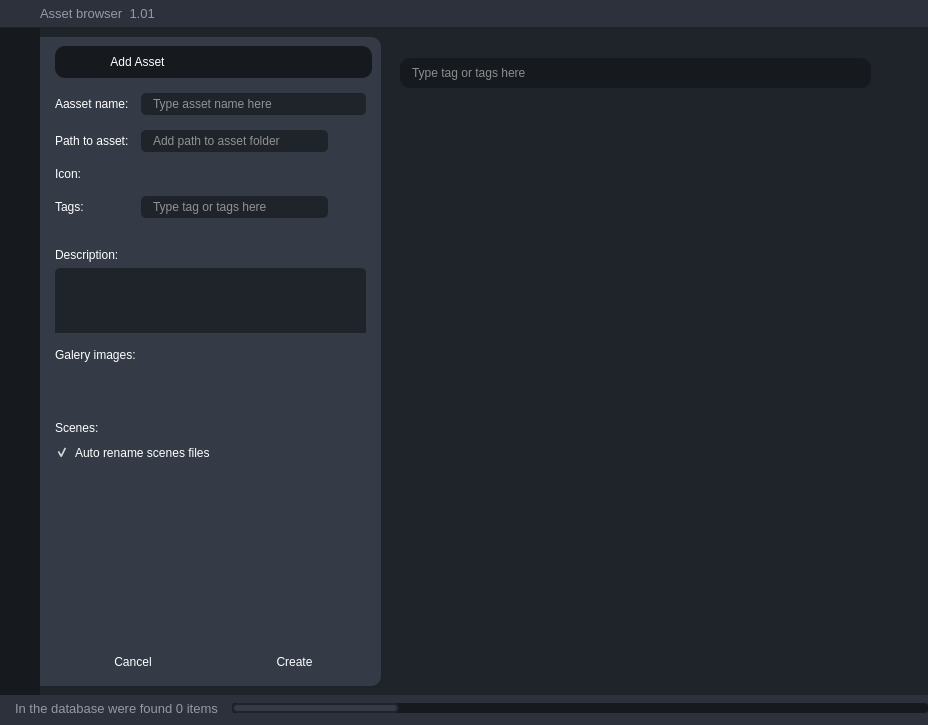
The window that UI/Ui_MainWindow.ui (andreikin/asset_browser) describes before a commit, drawn with Qt 5.
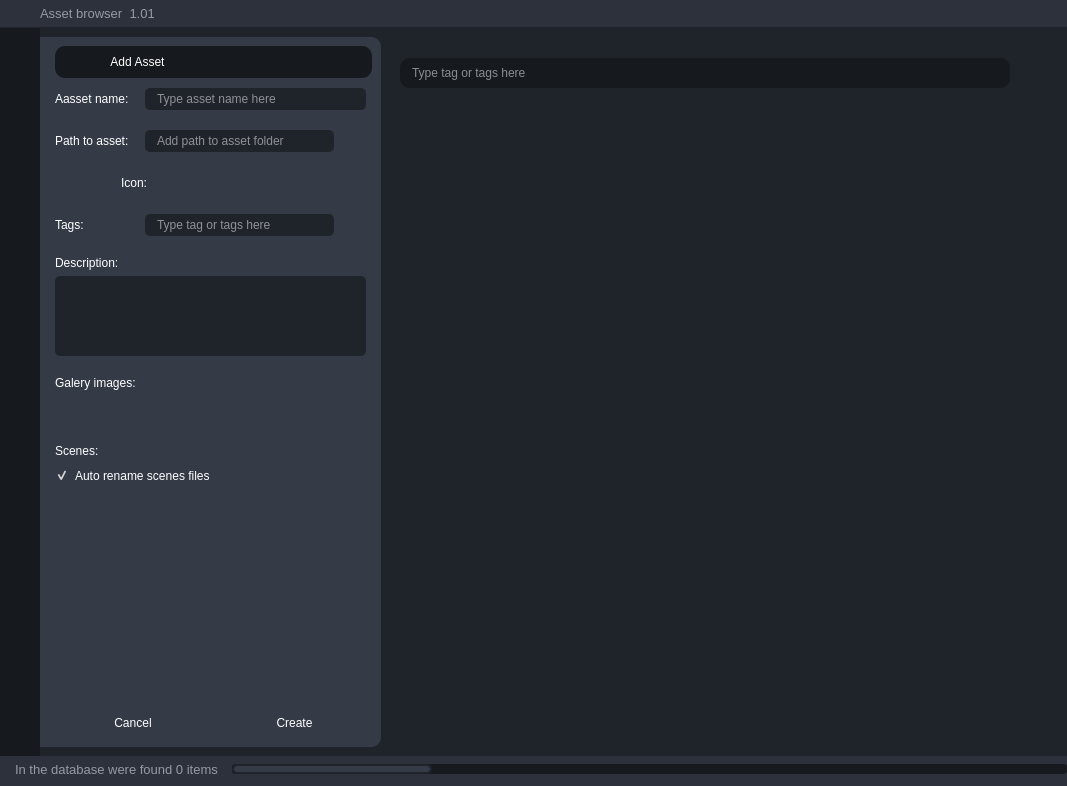
The same window after the commit. The open tabs and pages were chosen to show the change. Icons and pictures are not drawn.

```diff
--- a/UI/Ui_MainWindow.ui
+++ b/UI/Ui_MainWindow.ui
@@ -6,8 +6,8 @@
    <rect>
     <x>0</x>
     <y>0</y>
-    <width>928</width>
-    <height>725</height>
+    <width>1067</width>
+    <height>786</height>
    </rect>
   </property>
   <property name="windowTitle">
@@ -257,6 +257,18 @@
           </property>
           <item>
            <widget class="QPushButton" name="btn_minimize">
+            <property name="minimumSize">
+             <size>
+              <width>18</width>
+              <height>18</height>
+             </size>
+            </property>
+            <property name="maximumSize">
+             <size>
+              <width>18</width>
+              <height>18</height>
+             </size>
+            </property>
             <property name="text">
              <string/>
             </property>
@@ -274,6 +286,18 @@
           </item>
           <item>
            <widget class="QPushButton" name="btn_maximize">
+            <property name="minimumSize">
+             <size>
+              <width>18</width>
+              <height>18</height>
+             </size>
+            </property>
+            <property name="maximumSize">
+             <size>
+              <width>18</width>
+              <height>18</height>
+             </size>
+            </property>
             <property name="text">
              <string/>
             </property>
@@ -291,6 +315,18 @@
           </item>
           <item>
            <widget class="QPushButton" name="btn_close">
+            <property name="minimumSize">
+             <size>
+              <width>25</width>
+              <height>25</height>
+             </size>
+            </property>
+            <property name="maximumSize">
+             <size>
+              <width>25</width>
+              <height>25</height>
+             </size>
+            </property>
             <property name="toolTip">
              <string>Close window</string>
             </property>
@@ -301,6 +337,12 @@
              <iconset resource="../resurses.qrc">
               <normaloff>:/icons/icons/x.svg</normaloff>:/icons/icons/x.svg</iconset>
             </property>
+            <property name="iconSize">
+             <size>
+              <width>18</width>
+              <height>18</height>
+             </size>
+            </property>
            </widget>
           </item>
          </layout>
@@ -387,19 +429,25 @@
            <number>0</number>
           </property>
           <property name="topMargin">
-           <number>9</number>
+           <number>13</number>
           </property>
           <property name="rightMargin">
            <number>0</number>
           </property>
           <property name="bottomMargin">
-           <number>9</number>
+           <number>13</number>
           </property>
           <item>
            <widget class="QPushButton" name="expand_button">
             <property name="minimumSize">
              <size>
-              <width>0</width>
+              <width>40</width>
+              <height>40</height>
+             </size>
+            </property>
+            <property name="maximumSize">
+             <size>
+              <width>40</width>
               <height>40</height>
              </size>
             </property>
@@ -425,7 +473,13 @@
            <widget class="QPushButton" name="tree_button">
             <property name="minimumSize">
              <size>
-              <width>0</width>
+              <width>40</width>
+              <height>40</height>
+             </size>
+            </property>
+            <property name="maximumSize">
+             <size>
+              <width>40</width>
               <height>40</height>
              </size>
             </property>
@@ -451,7 +505,13 @@
            <widget class="QPushButton" name="gallery_button">
             <property name="minimumSize">
              <size>
-              <width>0</width>
+              <width>40</width>
+              <height>40</height>
+             </size>
+            </property>
+            <property name="maximumSize">
+             <size>
+              <width>40</width>
               <height>40</height>
              </size>
             </property>
@@ -474,7 +534,13 @@
            <widget class="QPushButton" name="cart_button">
             <property name="minimumSize">
              <size>
-              <width>0</width>
+              <width>40</width>
+              <height>40</height>
+             </size>
+            </property>
+            <property name="maximumSize">
+             <size>
+              <width>40</width>
               <height>40</height>
              </size>
             </property>
@@ -542,7 +608,7 @@
            <widget class="QPushButton" name="help_button">
             <property name="minimumSize">
              <size>
-              <width>0</width>
+              <width>40</width>
               <height>40</height>
              </size>
             </property>
@@ -712,13 +778,13 @@
                      <rect>
                       <x>0</x>
                       <y>0</y>
-                      <width>171</width>
-                      <height>417</height>
+                      <width>323</width>
+                      <height>618</height>
                      </rect>
                     </property>
                     <layout class="QVBoxLayout" name="verticalLayout">
                      <property name="spacing">
-                      <number>5</number>
+                      <number>20</number>
                      </property>
                      <property name="leftMargin">
                       <number>0</number>
@@ -741,17 +807,20 @@
                         <enum>QFrame::Raised</enum>
                        </property>
                        <layout class="QHBoxLayout" name="horizontalLayout_12">
+                        <property name="spacing">
+                         <number>10</number>
+                        </property>
                         <property name="leftMargin">
                          <number>0</number>
                         </property>
                         <property name="topMargin">
-                         <number>5</number>
+                         <number>0</number>
                         </property>
                         <property name="rightMargin">
                          <number>0</number>
                         </property>
                         <property name="bottomMargin">
-                         <number>10</number>
+                         <number>0</number>
                         </property>
                         <item>
                          <widget class="QLabel" name="name_label">
@@ -806,6 +875,9 @@
                         <enum>QFrame::Raised</enum>
                        </property>
                        <layout class="QHBoxLayout" name="horizontalLayout_10">
+                        <property name="spacing">
+                         <number>10</number>
+                        </property>
                         <property name="leftMargin">
                          <number>0</number>
                         </property>
@@ -816,7 +888,7 @@
                          <number>0</number>
                         </property>
                         <property name="bottomMargin">
-                         <number>10</number>
+                         <number>0</number>
                         </property>
                         <item>
                          <widget class="QLabel" name="path_label">
@@ -855,6 +927,18 @@
                         </item>
                         <item>
                          <widget class="QPushButton" name="path_Button">
+                          <property name="minimumSize">
+                           <size>
+                            <width>22</width>
+                            <height>22</height>
+                           </size>
+                          </property>
+                          <property name="maximumSize">
+                           <size>
+                            <width>22</width>
+                            <height>22</height>
+                           </size>
+                          </property>
                           <property name="text">
                            <string/>
                           </property>
@@ -874,7 +958,13 @@
                       </widget>
                      </item>
                      <item>
-                      <widget class="QFrame" name="images_frame">
+                      <widget class="QFrame" name="icon_frame">
+                       <property name="minimumSize">
+                        <size>
+                         <width>0</width>
+                         <height>0</height>
+                        </size>
+                       </property>
                        <property name="frameShape">
                         <enum>QFrame::StyledPanel</enum>
                        </property>
@@ -882,6 +972,9 @@
                         <enum>QFrame::Raised</enum>
                        </property>
                        <layout class="QHBoxLayout" name="iconLE_Layout">
+                        <property name="spacing">
+                         <number>10</number>
+                        </property>
                         <property name="leftMargin">
                          <number>0</number>
                         </property>
@@ -892,7 +985,7 @@
                          <number>0</number>
                         </property>
                         <property name="bottomMargin">
-                         <number>10</number>
+                         <number>0</number>
                         </property>
                         <item>
                          <widget class="QLabel" name="image_label">
@@ -902,6 +995,12 @@
                             <height>0</height>
                            </size>
                           </property>
+                          <property name="maximumSize">
+                           <size>
+                            <width>80</width>
+                            <height>22</height>
+                           </size>
+                          </property>
                           <property name="text">
                            <string>Icon:</string>
                           </property>
@@ -909,6 +1008,18 @@
                         </item>
                         <item>
                          <widget class="QPushButton" name="image_Button">
+                          <property name="minimumSize">
+                           <size>
+                            <width>22</width>
+                            <height>22</height>
+                           </size>
+                          </property>
+                          <property name="maximumSize">
+                           <size>
+                            <width>22</width>
+                            <height>22</height>
+                           </size>
+                          </property>
                           <property name="text">
                            <string/>
                           </property>
@@ -936,6 +1047,9 @@
                         <enum>QFrame::Raised</enum>
                        </property>
                        <layout class="QHBoxLayout" name="horizontalLayout_9">
+                        <property name="spacing">
+                         <number>10</number>
+                        </property>
                         <property name="leftMargin">
                          <number>0</number>
                         </property>
@@ -946,7 +1060,7 @@
                          <number>0</number>
                         </property>
                         <property name="bottomMargin">
-                         <number>10</number>
+                         <number>0</number>
                         </property>
                         <item>
                          <widget class="QLabel" name="tag_label">
@@ -985,6 +1099,18 @@
                         </item>
                         <item>
                          <widget class="QPushButton" name="add_tag_Button">
+                          <property name="minimumSize">
+                           <size>
+                            <width>22</width>
+                            <height>22</height>
+                           </size>
+                          </property>
+                          <property name="maximumSize">
+                           <size>
+                            <width>22</width>
+                            <height>22</height>
+                           </size>
+                          </property>
                           <property name="text">
                            <string/>
                           </property>
@@ -1025,7 +1151,7 @@
                          <number>0</number>
                         </property>
                         <property name="topMargin">
-                         <number>15</number>
+                         <number>0</number>
                         </property>
                         <property name="rightMargin">
                          <number>0</number>
@@ -1111,7 +1237,7 @@
                          <number>0</number>
                         </property>
                         <property name="topMargin">
-                         <number>10</number>
+                         <number>0</number>
                         </property>
                         <property name="rightMargin">
                          <number>0</number>
@@ -1231,7 +1357,7 @@
                          <number>0</number>
                         </property>
                         <property name="topMargin">
-                         <number>20</number>
+                         <number>0</number>
                         </property>
                         <property name="rightMargin">
                          <number>0</number>
```
Left out of the diff: 12 changed lines with no effect on the pictures.
